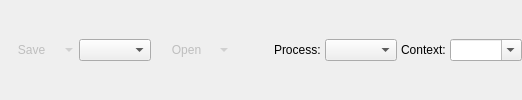
Before: the Qt Designer form lib/ui/checkin_out/ui_fast_controls.ui in listyque/TACTIC-Handler, drawn with Qt 5.
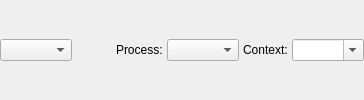
After: the same form once the commit is applied.

What changed in the file:
```diff
--- a/lib/ui/checkin_out/ui_fast_controls.ui
+++ b/lib/ui/checkin_out/ui_fast_controls.ui
@@ -5,84 +5,16 @@
   <property name="windowTitle">
    <string>Form</string>
   </property>
-  <layout class="QHBoxLayout" name="fastControlsHorizontalLayout" stretch="0,0,0,1,0,1,0,1">
+  <layout class="QHBoxLayout" name="fastControlsHorizontalLayout" stretch="0,1,0,1,0,1">
    <property name="spacing">
     <number>4</number>
    </property>
    <property name="margin">
     <number>0</number>
    </property>
-   <item>
-    <widget class="QToolButton" name="savePushButton">
-     <property name="enabled">
-      <bool>false</bool>
-     </property>
-     <property name="sizePolicy">
-      <sizepolicy hsizetype="Preferred" vsizetype="Fixed">
-       <horstretch>0</horstretch>
-       <verstretch>0</verstretch>
-      </sizepolicy>
-     </property>
-     <property name="minimumSize">
-      <size>
-       <width>75</width>
-       <height>22</height>
-      </size>
-     </property>
-     <property name="text">
-      <string>Save</string>
-     </property>
-     <property name="checked">
-      <bool>false</bool>
-     </property>
-     <property name="popupMode">
-      <enum>QToolButton::MenuButtonPopup</enum>
-     </property>
-     <property name="toolButtonStyle">
-      <enum>Qt::ToolButtonTextBesideIcon</enum>
-     </property>
-     <property name="autoRaise">
-      <bool>true</bool>
-     </property>
-    </widget>
-   </item>
    <item>
     <widget class="QComboBox" name="formatTypeComboBox"/>
    </item>
-   <item>
-    <widget class="QToolButton" name="openPushButton">
-     <property name="enabled">
-      <bool>false</bool>
-     </property>
-     <property name="sizePolicy">
-      <sizepolicy hsizetype="Preferred" vsizetype="Fixed">
-       <horstretch>0</horstretch>
-       <verstretch>0</verstretch>
-      </sizepolicy>
-     </property>
-     <property name="minimumSize">
-      <size>
-       <width>75</width>
-       <height>22</height>
-      </size>
-     </property>
-     <property name="text">
-      <string>Open</string>
-     </property>
-     <property name="checked">
-      <bool>false</bool>
-     </property>
-     <property name="popupMode">
-      <enum>QToolButton::MenuButtonPopup</enum>
-     </property>
-     <property name="toolButtonStyle">
-      <enum>Qt::ToolButtonTextBesideIcon</enum>
-     </property>
-     <property name="autoRaise">
-      <bool>true</bool>
-     </property>
-    </widget>
-   </item>
    <item>
     <spacer name="horizontalSpacer_2">
      <property name="orientation">
```
